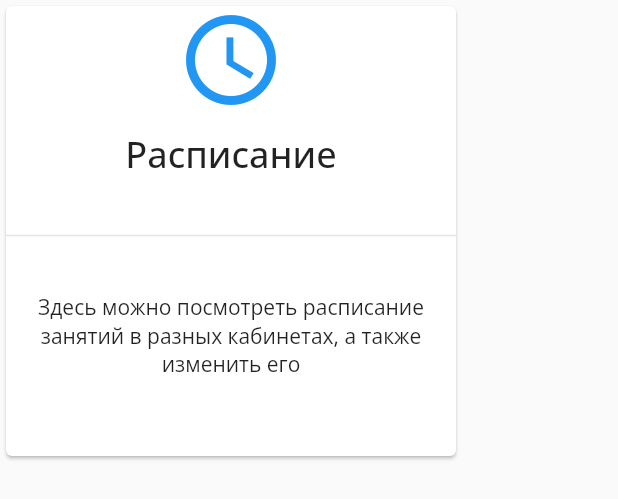
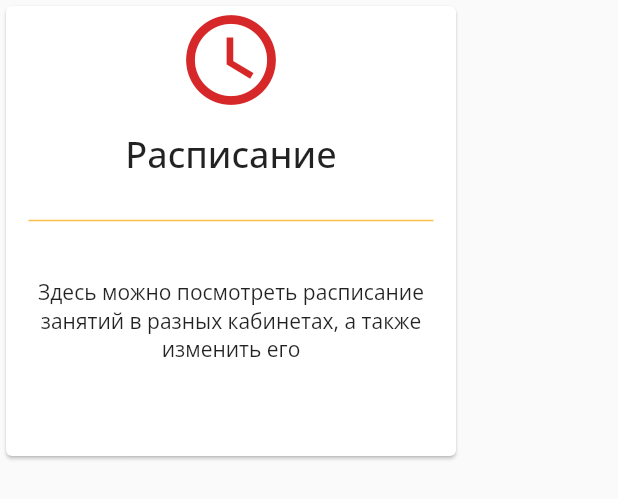
Before and after one commit to khudysh/Academus, a Flutter app: the CardHome widget shown alone on an empty page, opened directly, on a phone screen of 412 x 824 dp. Shown: the top 499 px of the screen. Run offline on Flutter 3.47's test engine with Material 2 defaults, Android fonts, the phone set to English and light mode, and no system bars; our stand-ins replace adaptive_breakpoints; missing offline and left inert: dart:html.

Commit message:
Added breakpoint, design home screen for large screens

```diff
--- a/lib/settings/adaptive.dart
+++ b/lib/settings/adaptive.dart
@@ -5,10 +5,11 @@ import 'package:flutter/material.dart';
 ///
 /// Used to build adaptive and responsive layouts.
 bool isDisplayDesktop(BuildContext context) =>
-    getWindowType(context) >= AdaptiveWindowType.medium;
+    getWindowType(context) >= AdaptiveWindowType.large;
 
 /// Returns boolean value whether the window is considered medium size.
-///
+bool isDisplayMediumDesktop(BuildContext context) =>
+    getWindowType(context) >= AdaptiveWindowType.medium;
 /// Used to build adaptive and responsive layouts.
 bool isDisplaySmallDesktop(BuildContext context) {
   return getWindowType(context) == AdaptiveWindowType.medium;
--- a/lib/widgets/card_home.dart
+++ b/lib/widgets/card_home.dart
@@ -1,7 +1,7 @@
 import 'dart:html';
 
 import 'package:flutter/material.dart';
-import 'swith_body.dart';
+import 'switch_body.dart';
 
 class CardHome extends StatelessWidget {
   final String title;
@@ -15,7 +15,8 @@ class CardHome extends StatelessWidget {
   Widget build(BuildContext context) {
     return Card(
       child: InkWell(
-        splashColor: Colors.red.withAlpha(30),
+        hoverColor: Colors.black.withAlpha(3),
+        splashColor: Color(0xFFFCBF49).withAlpha(90),
         onTap: () {
           print("Tapped $title card");
         },
@@ -27,7 +28,7 @@ class CardHome extends StatelessWidget {
               Center(
                 child: Icon(
                   icon,
-                  color: Colors.blue[500],
+                  color: Color(0xFFd62828),
                   size: 72,
                 ),
               ),
@@ -43,7 +44,7 @@ class CardHome extends StatelessWidget {
                   ),
                 ),
               ),
-              Padding(padding: EdgeInsets.only(top: 30), child: Divider()),
+              Padding(padding: EdgeInsets.only(top: 20, left: 15, right: 15), child: Divider(color: Color(0xFFFCBF49),)),
               Padding(
                   padding: EdgeInsets.only(top: 30),
                   child: Center(
--- a/lib/widgets/desktop_view.dart
+++ b/lib/widgets/desktop_view.dart
@@ -1,5 +1,5 @@
 import 'package:flutter/material.dart';
-import 'package:srm_test/widgets/swith_body.dart';
+import 'package:srm_test/widgets/switch_body.dart';
 
 class DesktopView extends StatefulWidget {
   const DesktopView({Key? key}) : super(key: key);
--- a/lib/widgets/mobile_view.dart
+++ b/lib/widgets/mobile_view.dart
@@ -1,5 +1,5 @@
 import 'package:flutter/material.dart';
-import 'package:srm_test/widgets/swith_body.dart';
+import 'package:srm_test/widgets/switch_body.dart';
 
 class MobileView extends StatefulWidget {
   const MobileView({Key? key}) : super(key: key);
```
Also changed, not shown: lib/screens/home.dart (+53 -43 lines), lib/widgets/switch_body.dart (renamed from lib/widgets/swith_body.dart).
